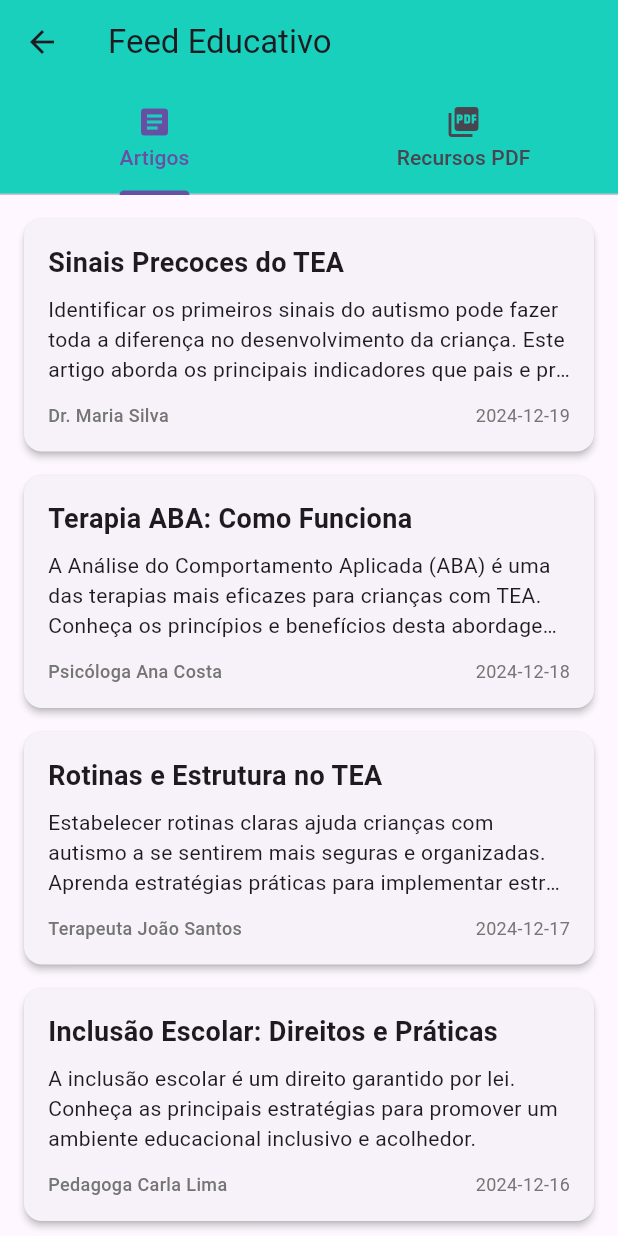
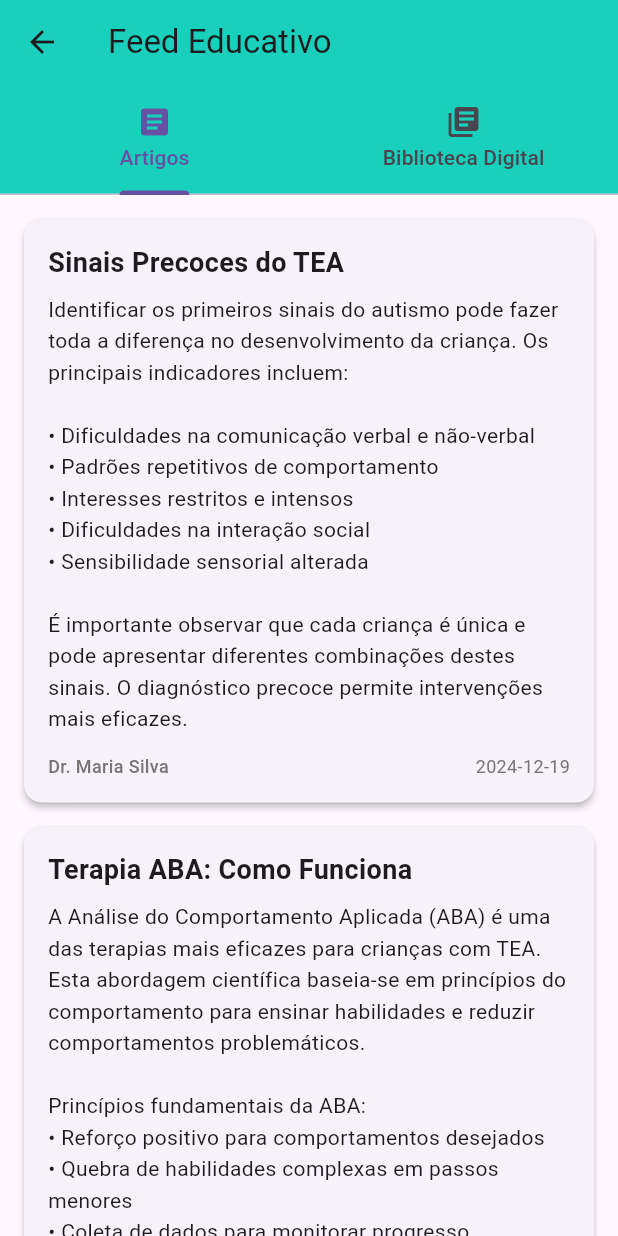
Before and after one commit to GabrielFaria1509/ProjetoFetin, a Flutter app: the FeedPage screen opened directly, on a phone screen of 412 x 824 dp. Run offline on Flutter 3.47's test engine with Material 3 defaults, Android fonts, the phone set to English and light mode, and no system bars; our stand-ins replace image_picker, shared_preferences; missing offline and left inert: flutter_pdfview; accounts and stored records are empty.

Commit message:
Corrigido texto cortado na aba Artigos e renomeada aba para 'Biblioteca Digital'

```diff
--- a/frontend-flutter/tism/lib/views/feed/feed_page.dart
+++ b/frontend-flutter/tism/lib/views/feed/feed_page.dart
@@ -34,7 +34,7 @@ class _FeedPageState extends State<FeedPage> with SingleTickerProviderStateMixin
           controller: _tabController,
           tabs: const [
             Tab(text: 'Artigos', icon: Icon(Icons.article)),
-            Tab(text: 'Recursos PDF', icon: Icon(Icons.picture_as_pdf)),
+            Tab(text: 'Biblioteca Digital', icon: Icon(Icons.library_books)),
           ],
         ),
       ),
@@ -52,25 +52,25 @@ class _FeedPageState extends State<FeedPage> with SingleTickerProviderStateMixin
     final mockContent = [
       {
         'title': 'Sinais Precoces do TEA',
-        'body': 'Identificar os primeiros sinais do autismo pode fazer toda a diferença no desenvolvimento da criança. Este artigo aborda os principais indicadores que pais e profissionais devem observar.',
+        'body': 'Identificar os primeiros sinais do autismo pode fazer toda a diferença no desenvolvimento da criança. Os principais indicadores incluem:\n\n• Dificuldades na comunicação verbal e não-verbal\n• Padrões repetitivos de comportamento\n• Interesses restritos e intensos\n• Dificuldades na interação social\n• Sensibilidade sensorial alterada\n\nÉ importante observar que cada criança é única e pode apresentar diferentes combinações destes sinais. O diagnóstico precoce permite intervenções mais eficazes.',
         'author': 'Dr. Maria Silva',
         'published_at': '2024-12-19',
       },
       {
         'title': 'Terapia ABA: Como Funciona',
-        'body': 'A Análise do Comportamento Aplicada (ABA) é uma das terapias mais eficazes para crianças com TEA. Conheça os princípios e benefícios desta abordagem terapêutica.',
+        'body': 'A Análise do Comportamento Aplicada (ABA) é uma das terapias mais eficazes para crianças com TEA. Esta abordagem científica baseia-se em princípios do comportamento para ensinar habilidades e reduzir comportamentos problemáticos.\n\nPrincípios fundamentais da ABA:\n• Reforço positivo para comportamentos desejados\n• Quebra de habilidades complexas em passos menores\n• Coleta de dados para monitorar progresso\n• Individualização do programa para cada criança\n\nA terapia ABA pode ajudar no desenvolvimento de habilidades de comunicação, sociais, acadêmicas e de vida diária.',
         'author': 'Psicóloga Ana Costa',
         'published_at': '2024-12-18',
       },
       {
         'title': 'Rotinas e Estrutura no TEA',
-        'body': 'Estabelecer rotinas claras ajuda crianças com autismo a se sentirem mais seguras e organizadas. Aprenda estratégias práticas para implementar estruturas eficazes.',
+        'body': 'Estabelecer rotinas claras ajuda crianças com autismo a se sentirem mais seguras e organizadas. A previsibilidade reduz a ansiedade e facilita a participação em atividades diárias.\n\nEstratégias para criar rotinas eficazes:\n• Use apoios visuais como calendários e cronogramas\n• Mantenha horários consistentes para refeições e sono\n• Prepare a criança para mudanças com antecedência\n• Crie rituais de transição entre atividades\n• Estabeleça locais específicos para diferentes atividades\n\nLembre-se de que flexibilidade também é importante - ajuste as rotinas conforme necessário.',
         'author': 'Terapeuta João Santos',
         'published_at': '2024-12-17',
       },
       {
         'title': 'Inclusão Escolar: Direitos e Práticas',
-        'body': 'A inclusão escolar é um direito garantido por lei. Conheça as principais estratégias para promover um ambiente educacional inclusivo e acolhedor.',
+        'body': 'A inclusão escolar é um direito garantido por lei no Brasil. A Lei Brasileira de Inclusão (LBI) assegura o acesso à educação de qualidade para pessoas com deficiência.\n\nPrincipais direitos:\n• Matrícula em escola regular\n• Atendimento educacional especializado\n• Adaptações curriculares quando necessárias\n• Profissional de apoio escolar\n• Materiais didáticos acessíveis\n\nPara uma inclusão efetiva, é essencial a colaboração entre família, escola e profissionais especializados. O ambiente escolar deve ser acolhedor e preparado para atender às necessidades específicas de cada estudante.',
         'author': 'Pedagoga Carla Lima',
         'published_at': '2024-12-16',
       },
@@ -99,9 +99,7 @@ class _FeedPageState extends State<FeedPage> with SingleTickerProviderStateMixin
                 const SizedBox(height: 8),
                 Text(
                   content['body']!,
-                  style: const TextStyle(fontSize: 14),
-                  maxLines: 3,
-                  overflow: TextOverflow.ellipsis,
+                  style: const TextStyle(fontSize: 14, height: 1.5),
                 ),
                 const SizedBox(height: 12),
                 Row(
```
